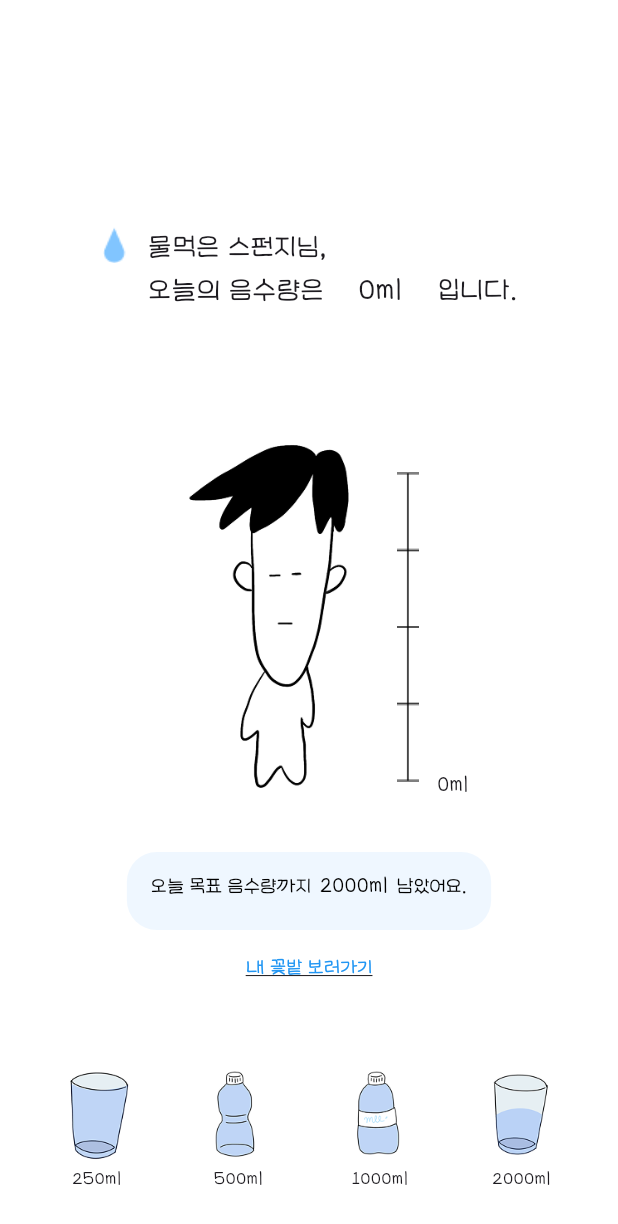
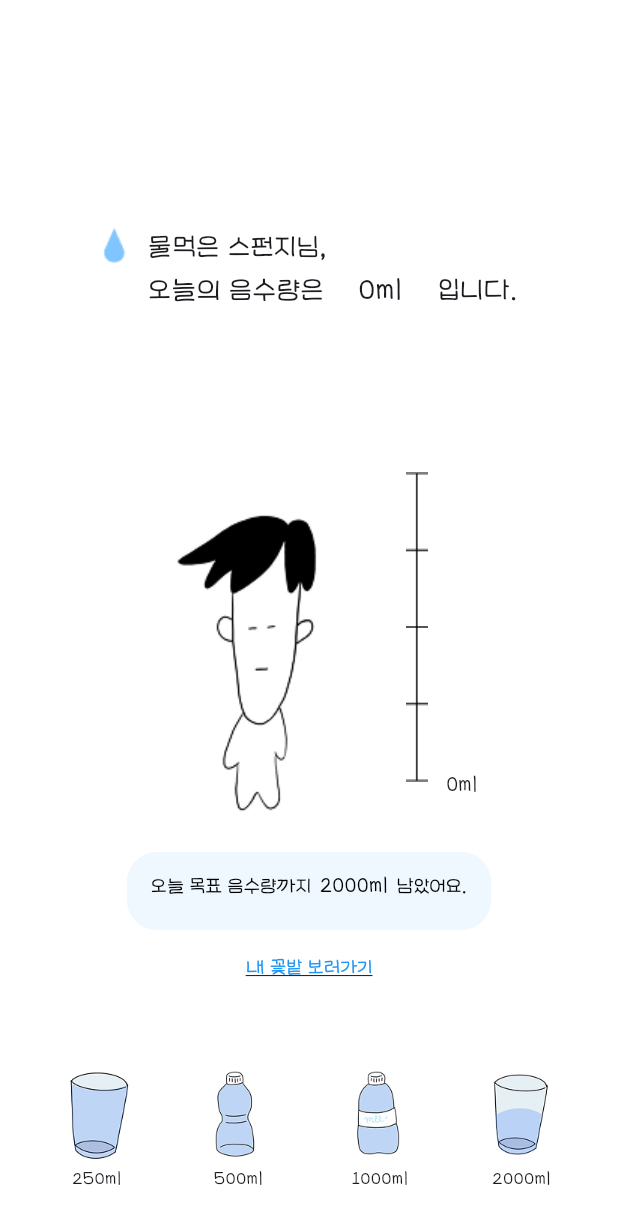
Before and after one commit to Hrepay/mull, a Flutter app: the screen it shows after launch, on a phone screen of 412 x 824 dp. Shown: the top 1224 px of the screen. Run offline on Flutter 3.47's test engine with Material 3 defaults, Android fonts, the phone set to English and light mode, and no system bars.

Commit message:
mull UI bugfix

```diff
--- a/lib/screens/drink_tracker_screen.dart
+++ b/lib/screens/drink_tracker_screen.dart
@@ -60,7 +60,7 @@ class _DrinkTrackerScreenState extends State<DrinkTrackerScreen> {
                 crossAxisAlignment: CrossAxisAlignment.end,
                 children: [
                   const SizedBox(width: 60),
-                  Image.asset('assets/images/person.png', height: 280),
+                  Image.asset('assets/images/person0.png', height: 280),
                   const SizedBox(width: 10),
                   Row(
                     crossAxisAlignment: CrossAxisAlignment.end,
--- a/lib/screens/fridge_view.dart
+++ b/lib/screens/fridge_view.dart
@@ -22,7 +22,7 @@ class _FridgeViewState extends State<FridgeView> {
 
   final List<String> flowerDescriptions = [
     '보랏빛 데이지가 자라고 있어요.\n이 꽃은 조용한 응원을 담고 있어요. 오후 2시,\n가장 따뜻한 시간에 물을 좋아해요.',
-    '연분홍 코스모스가 살랑이며 인사해요.\n가을 바람을 닮은 그리움을 품고 있어요. 해질 무렵, 가장 아름답게 피어난답니다.',
+    '연분홍 코스모스가 살랑이며 인사해요.\n가을 바람을 닮은 그리움을 품고 있어요.\n해질 무렵, 가장 아름답게 피어난답니다.',
   ];
 
   final List<int> flowerWaterNeeds = [5, 4];
```
Also changed, not shown: assets/images/person0.png (added), assets/images/person1000.png (added), assets/images/person2000.png (added), assets/images/person250.png (added), assets/images/person500.png (added).
